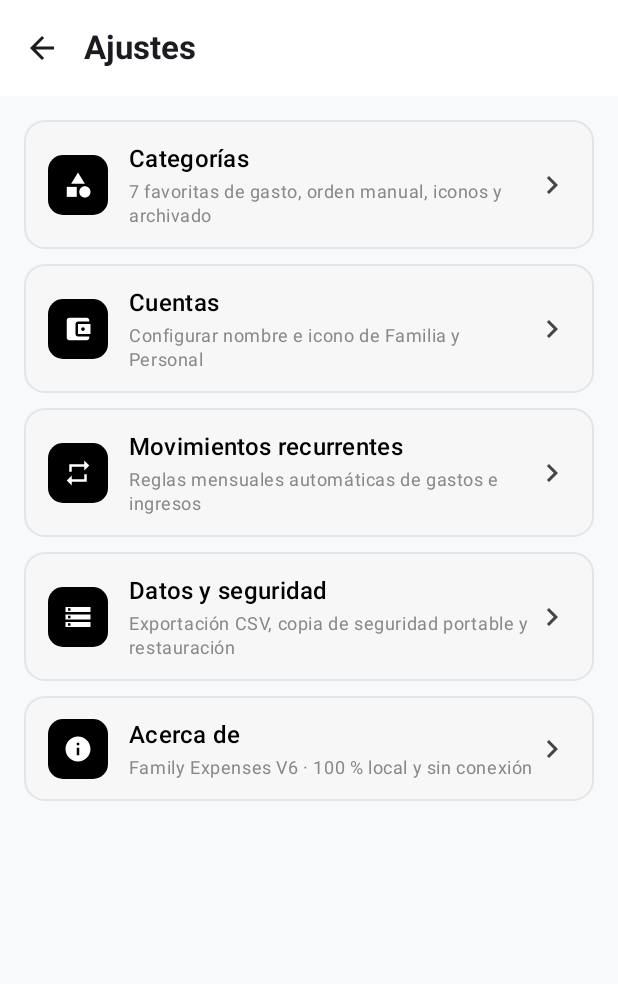
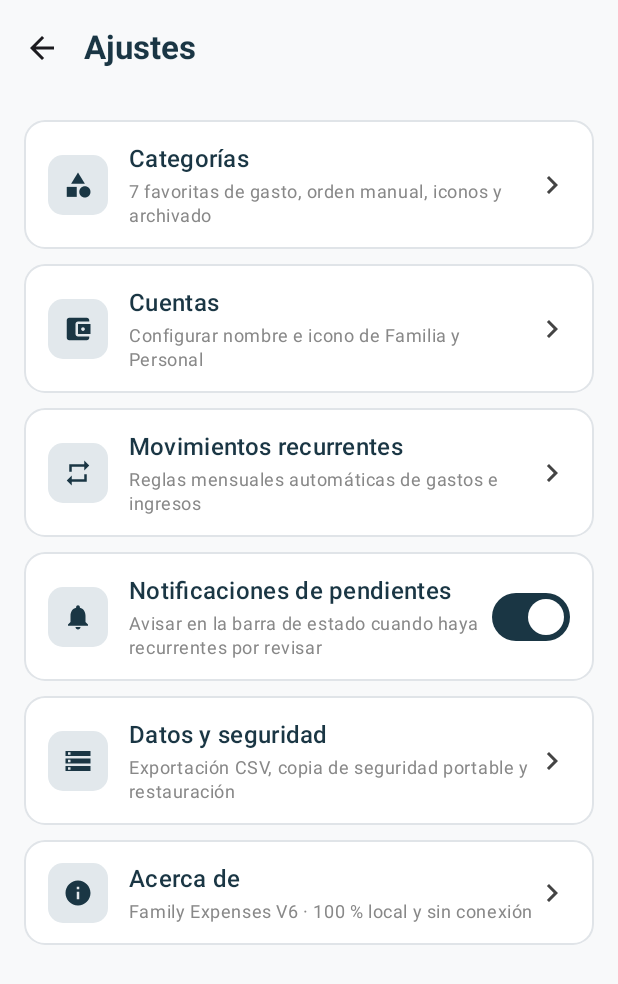
Before and after one commit to hossbzn/family-expenses-app, an Android app built with Jetpack Compose: the SettingsRoute screen opened through its navigation route, on a phone screen of 412 x 824 dp. Shown: the top 984 px of the screen. Run offline under Robolectric (Android 15) with nearby library versions, the phone set to English and light mode, and no system bars; our stand-ins replace Dagger/Hilt's generated code, Room's generated code.

Commit message:
feat(settings): Implementar conmutador de notificaciones en Ajustes y solicitud de permiso POST_NOTIFICATIONS (REV-005)

```diff
--- a/app/src/main/java/com/familyexpenses/app/feature/settings/SettingsScreen.kt
+++ b/app/src/main/java/com/familyexpenses/app/feature/settings/SettingsScreen.kt
@@ -1,5 +1,10 @@
 package com.familyexpenses.app.feature.settings
 
+import android.Manifest
+import android.content.pm.PackageManager
+import android.os.Build
+import androidx.activity.compose.rememberLauncherForActivityResult
+import androidx.activity.result.contract.ActivityResultContracts
 import androidx.compose.foundation.BorderStroke
 import androidx.compose.foundation.layout.Arrangement
 import androidx.compose.foundation.layout.Box
@@ -21,6 +26,7 @@ import androidx.compose.material.icons.filled.AccountBalanceWallet
 import androidx.compose.material.icons.filled.Category
 import androidx.compose.material.icons.filled.ChevronRight
 import androidx.compose.material.icons.filled.Info
+import androidx.compose.material.icons.filled.Notifications
 import androidx.compose.material.icons.filled.Repeat
 import androidx.compose.material.icons.filled.Storage
 import androidx.compose.material3.AlertDialog
@@ -32,6 +38,8 @@ import androidx.compose.material3.IconButton
 import androidx.compose.material3.MaterialTheme
 import androidx.compose.material3.Scaffold
 import androidx.compose.material3.Surface
+import androidx.compose.material3.Switch
+import androidx.compose.material3.SwitchDefaults
 import androidx.compose.material3.Text
 import androidx.compose.material3.TextButton
 import androidx.compose.material3.TopAppBar
@@ -45,8 +53,17 @@ import androidx.compose.ui.Alignment
 import androidx.compose.ui.Modifier
 import androidx.compose.ui.graphics.Color
 import androidx.compose.ui.graphics.vector.ImageVector
+import androidx.compose.ui.platform.LocalContext
 import androidx.compose.ui.text.font.FontWeight
 import androidx.compose.ui.unit.dp
+import androidx.core.content.ContextCompat
+import androidx.hilt.navigation.compose.hiltViewModel
+import androidx.lifecycle.compose.collectAsStateWithLifecycle
+import com.familyexpenses.app.ui.theme.OffWhiteBackground
+import com.familyexpenses.app.ui.theme.OutlineBorder
+import com.familyexpenses.app.ui.theme.PetroleumBlueContainer
+import com.familyexpenses.app.ui.theme.PetroleumBluePrimary
+import com.familyexpenses.app.ui.theme.PureWhiteSurface
 
 @Composable
 fun SettingsRoute(
@@ -55,13 +72,18 @@ fun SettingsRoute(
     onAccountsClick: () -> Unit,
     onRecurrenceClick: () -> Unit,
     onDataSecurityClick: () -> Unit,
+    viewModel: SettingsViewModel = hiltViewModel(),
 ) {
+    val notificationsEnabled by viewModel.notificationsEnabled.collectAsStateWithLifecycle()
+
     SettingsScreen(
         onBack = onBack,
         onCategoriesClick = onCategoriesClick,
         onAccountsClick = onAccountsClick,
         onRecurrenceClick = onRecurrenceClick,
         onDataSecurityClick = onDataSecurityClick,
+        notificationsEnabled = notificationsEnabled,
+        onNotificationsToggle = viewModel::setNotificationsEnabled,
     )
 }
 
@@ -73,10 +95,20 @@ fun SettingsScreen(
     onAccountsClick: () -> Unit,
     onRecurrenceClick: () -> Unit,
     onDataSecurityClick: () -> Unit,
+    notificationsEnabled: Boolean = true,
+    onNotificationsToggle: (Boolean) -> Unit = {},
 ) {
     var showAboutDialog by remember { mutableStateOf(false) }
+    val context = LocalContext.current
+
+    val permissionLauncher = rememberLauncherForActivityResult(
+        contract = ActivityResultContracts.RequestPermission(),
+    ) { isGranted ->
+        onNotificationsToggle(isGranted)
+    }
 
     Scaffold(
+        containerColor = OffWhiteBackground,
         topBar = {
             TopAppBar(
                 title = {
@@ -94,8 +126,8 @@ fun SettingsScreen(
                     }
                 },
                 colors = TopAppBarDefaults.topAppBarColors(
-                    containerColor = MaterialTheme.colorScheme.surface,
-                    titleContentColor = MaterialTheme.colorScheme.onSurface,
+                    containerColor = OffWhiteBackground,
+                    titleContentColor = PetroleumBluePrimary,
                 ),
             )
         },
@@ -132,6 +164,29 @@ fun SettingsScreen(
                 )
             }
             item {
+                SettingsSwitchRowCard(
+                    icon = Icons.Default.Notifications,
+                    title = "Notificaciones de pendientes",
+                    subtitle = "Avisar en la barra de estado cuando haya recurrentes por revisar",
+                    checked = notificationsEnabled,
+                    onCheckedChange = { targetState ->
+                        if (targetState && Build.VERSION.SDK_INT >= Build.VERSION_CODES.TIRAMISU) {
+                            val hasPermission = ContextCompat.checkSelfPermission(
+                                context,
+                                Manifest.permission.POST_NOTIFICATIONS,
+                            ) == PackageManager.PERMISSION_GRANTED
+                            if (!hasPermission) {
+                                permissionLauncher.launch(Manifest.permission.POST_NOTIFICATIONS)
+                            } else {
+                                onNotificationsToggle(true)
+                            }
+                        } else {
+                            onNotificationsToggle(targetState)
+                        }
+                    },
+                )
+            }
+            item {
                 SettingsRowCard(
                     icon = Icons.Default.Storage,
                     title = "Datos y seguridad",
@@ -157,7 +212,7 @@ fun SettingsScreen(
             text = {
                 Text(
                     "Versión 6.0 (offline-first). Todos los movimientos, saldos reales de caja, " +
-                        "adelantos bidireccionales y copias de seguridad se almacenan únicamente en este dispositivo, " +
+                        "adelantos bidireccionales y copias de seguridad se almacenan únicamente en este dispositivo en SharedPreferences/SQLite local, " +
                         "sin nube, sin cuentas externas ni sincronización automática.",
                 )
             },
@@ -183,8 +238,8 @@ private fun SettingsRowCard(
             .fillMaxWidth()
             .heightIn(min = 68.dp),
         shape = RoundedCornerShape(14.dp),
-        colors = CardDefaults.cardColors(containerColor = Color(0xFFF7F7F7)),
-        border = BorderStroke(1.dp, Color(0xFFE5E5E5)),
+        colors = CardDefaults.cardColors(containerColor = PureWhiteSurface),
+        border = BorderStroke(1.dp, OutlineBorder),
     ) {
         Row(
             modifier = Modifier
@@ -195,13 +250,13 @@ private fun SettingsRowCard(
             Surface(
                 modifier = Modifier.size(40.dp),
                 shape = RoundedCornerShape(10.dp),
-                color = Color.Black,
+                color = PetroleumBlueContainer,
             ) {
                 Box(contentAlignment = Alignment.Center) {
                     Icon(
                         imageVector = icon,
                         contentDescription = null,
-                        tint = Color.White,
+                        tint = PetroleumBluePrimary,
                         modifier = Modifier.size(20.dp),
                     )
                 }
@@ -216,7 +271,7 @@ private fun SettingsRowCard(
                 Text(
                     text = title,
                     style = MaterialTheme.typography.titleMedium.copy(fontWeight = FontWeight.SemiBold),
-                    color = Color.Black,
+                    color = PetroleumBluePrimary,
                 )
                 Text(
                     text = subtitle,
@@ -233,3 +288,70 @@ private fun SettingsRowCard(
         }
     }
 }
+
+@Composable
+private fun SettingsSwitchRowCard(
+    icon: ImageVector,
+    title: String,
+    subtitle: String,
+    checked: Boolean,
+    onCheckedChange: (Boolean) -> Unit,
+) {
+    Card(
+        modifier = Modifier
+            .fillMaxWidth()
+            .heightIn(min = 68.dp),
+        shape = RoundedCornerShape(14.dp),
+        colors = CardDefaults.cardColors(containerColor = PureWhiteSurface),
+        border = BorderStroke(1.dp, OutlineBorder),
+    ) {
+        Row(
+            modifier = Modifier
+                .fillMaxWidth()
+                .padding(horizontal = 16.dp, vertical = 14.dp),
+            verticalAlignment = Alignment.CenterVertically,
+        ) {
+            Surface(
+                modifier = Modifier.size(40.dp),
+                shape = RoundedCornerShape(10.dp),
+                color = PetroleumBlueContainer,
+            ) {
+                Box(contentAlignment = Alignment.Center) {
+                    Icon(
+                        imageVector = icon,
+                        contentDescription = null,
+                        tint = PetroleumBluePrimary,
+                        modifier = Modifier.size(20.dp),
+                    )
+                }
+            }
+
+            Spacer(modifier = Modifier.width(14.dp))
+
+            Column(
+                modifier = Modifier.weight(1f),
+                verticalArrangement = Arrangement.spacedBy(2.dp),
+            ) {
+                Text(
+                    text = title,
+                    style = MaterialTheme.typography.titleMedium.copy(fontWeight = FontWeight.SemiBold),
+                    color = PetroleumBluePrimary,
+                )
+                Text(
+                    text = subtitle,
+                    style = MaterialTheme.typography.bodySmall,
+                    color = Color.Gray,
+                )
+            }
+
+            Switch(
+                checked = checked,
+                onCheckedChange = onCheckedChange,
+                colors = SwitchDefaults.colors(
+                    checkedThumbColor = Color.White,
+                    checkedTrackColor = PetroleumBluePrimary,
+                ),
+            )
+        }
+    }
+}
--- /dev/null
+++ b/app/src/main/java/com/familyexpenses/app/feature/settings/SettingsViewModel.kt
@@ -0,0 +1,27 @@
+package com.familyexpenses.app.feature.settings
+
+import androidx.lifecycle.ViewModel
+import androidx.lifecycle.viewModelScope
+import com.familyexpenses.app.data.repository.UserPreferencesRepository
+import dagger.hilt.android.lifecycle.HiltViewModel
+import javax.inject.Inject
+import kotlinx.coroutines.flow.SharingStarted
+import kotlinx.coroutines.flow.StateFlow
+import kotlinx.coroutines.flow.stateIn
+
+@HiltViewModel
+class SettingsViewModel @Inject constructor(
+    private val userPreferencesRepository: UserPreferencesRepository,
+) : ViewModel() {
+
+    val notificationsEnabled: StateFlow<Boolean> = userPreferencesRepository.observeNotificationsEnabled()
+        .stateIn(
+            scope = viewModelScope,
+            started = SharingStarted.WhileSubscribed(5_000),
+            initialValue = true,
+        )
+
+    fun setNotificationsEnabled(enabled: Boolean) {
+        userPreferencesRepository.setNotificationsEnabled(enabled)
+    }
+}
```
